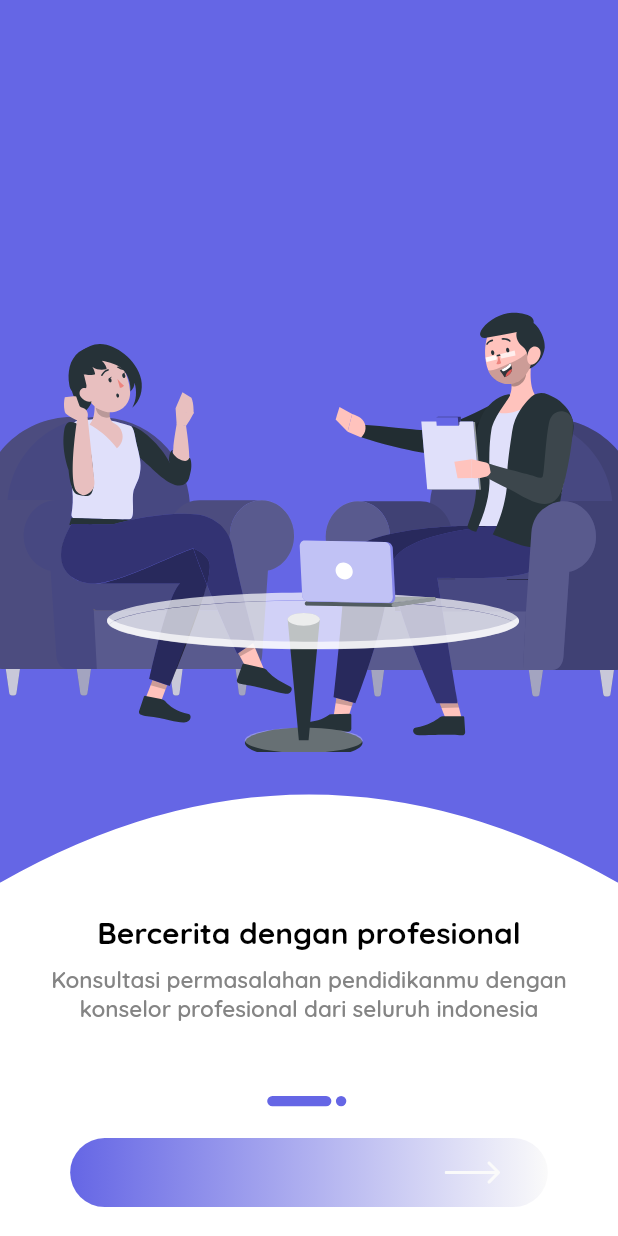
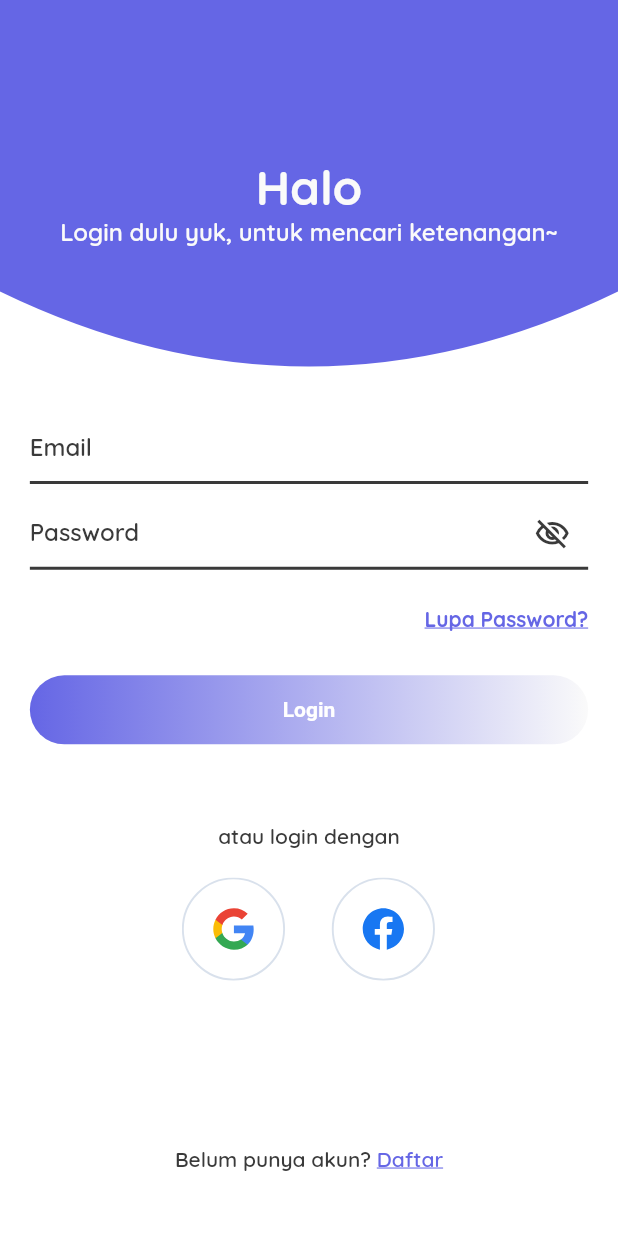
Before and after one commit to dewabagas/edukonsel, a Flutter app: the screen it shows after launch, after a tap on an icon or button, on a phone screen of 412 x 824 dp. Run offline on Flutter 3.47's test engine with Material 2 defaults, Android fonts, the phone set to English and light mode, and no system bars; drawn by our look-alikes of carousel_slider; our stand-ins replace auto_route, firebase_core, firebase_crashlytics, flutter_native_splash, flutter_screenutil, flutter_spinkit and 2 more; accounts and stored records are empty.

Commit message:
implements login page

```diff
--- a/lib/presentation/core/app.dart
+++ b/lib/presentation/core/app.dart
@@ -6,10 +6,15 @@ import 'package:edukonsel/presentation/core/styles/app_theme.dart';
 import 'package:edukonsel/presentation/core/utils/lifecycle_container.dart';
 import 'package:edukonsel/presentation/routes/router.gr.dart';
 
-class App extends StatelessWidget {
-  App({super.key});
+class App extends StatefulWidget {
+  const App({super.key});
+
+  @override
+  State<App> createState() => _AppState();
+}
+
+class _AppState extends State<App> {
   final _appRouter = AppRouter();
-
   @override
   Widget build(BuildContext context) {
     return LifecycleContainer(
--- a/lib/presentation/core/constants/assets.dart
+++ b/lib/presentation/core/constants/assets.dart
@@ -26,6 +26,7 @@ class AppIcons {
   static const String icSetting = 'assets/icons/ic_setting.svg';
   static const String icStar = 'assets/icons/ic_star.svg';
   static const String icTipsGrey = 'assets/icons/ic_tips_grey.svg';
+  static const String icCrossRed = 'assets/icons/ic_tips_grey.svg';
 
 }
 
--- a/lib/presentation/core/pages/page_onboarding.dart
+++ b/lib/presentation/core/pages/page_onboarding.dart
@@ -1,14 +1,14 @@
 import 'dart:developer';
 
+import 'package:auto_route/auto_route.dart';
 import 'package:carousel_slider/carousel_slider.dart';
 import 'package:edukonsel/domain/onboarding/model/introduction.dart';
 import 'package:edukonsel/presentation/core/constants/assets.dart';
 import 'package:edukonsel/presentation/core/constants/styles.dart';
 import 'package:edukonsel/presentation/core/styles/app_colors.dart';
+import 'package:edukonsel/presentation/routes/router.gr.dart';
 import 'package:edukonsel/presentation/shared/widgets/buttons/button_gradient.dart';
 import 'package:edukonsel/presentation/shared/widgets/pages/page_arc_bottom.dart';
-import 'package:edukonsel/presentation/shared/widgets/shapes/curved_bottom_clipper.dart';
-import 'package:edukonsel/presentation/shared/widgets/shapes/half_circle_shape.dart';
 import 'package:flutter/material.dart';
 import 'package:flutter_native_splash/flutter_native_splash.dart';
 import 'package:flutter_screenutil/flutter_screenutil.dart';
@@ -115,6 +115,7 @@ class _PageOnboardingState extends State<PageOnboarding> {
                       width: double.infinity,
                       onPressed: () {
                         log('message');
+                        AutoRouter.of(context).push(const RouteLogin());
                       }),
                   SizedBox(height: 5.h),
                 ],
--- a/lib/presentation/core/pages/page_splash.dart
+++ b/lib/presentation/core/pages/page_splash.dart
@@ -1,12 +1,8 @@
 import 'dart:developer';
 
 import 'package:auto_route/auto_route.dart';
-import 'package:edukonsel/presentation/core/constants/styles.dart';
-import 'package:edukonsel/presentation/core/pages/page_onboarding.dart';
-import 'package:edukonsel/presentation/core/styles/app_colors.dart';
 import 'package:edukonsel/presentation/routes/router.gr.dart';
 import 'package:flutter/material.dart';
-import 'package:flutter_screenutil/flutter_screenutil.dart';
 
 class PageSplash extends StatefulWidget {
   const PageSplash({super.key});
@@ -16,12 +12,16 @@ class PageSplash extends StatefulWidget {
 }
 
 class _PageSplashState extends State<PageSplash> {
+
   @override
-  Widget build(BuildContext context) {
-    log('splash screen');
+  void initState() {
     Future.delayed(const Duration(seconds: 1), () {
       AutoRouter.of(context).push(const RouteOnboarding());
     });
+    super.initState();
+  }
+  @override
+  Widget build(BuildContext context) {
     return const SizedBox();
   }
 }
--- a/lib/presentation/core/styles/app_colors.dart
+++ b/lib/presentation/core/styles/app_colors.dart
@@ -5,8 +5,11 @@ class AppColors {
   static const Color primary = Color(0xFF6566E5);
   static const Color secondary = Color(0xFF0499BD);
   static const Color white = Color(0xFFFFFFFF);
+  static const Color brokenWhite = Color(0xFFFAFAFA);
   static const Color black = Color(0xFF000000);
   static const Color green = Color(0xFF23FF53);
   static const Color lightGrey = Color(0xFFDFDFDF);
   static const Color grey = Color(0xFF848484);
+  static const Color darkGrey = Color(0xFF3A3A3A);
+  static const Color red = Color(0xFFD32710);
 }
--- /dev/null
+++ b/lib/presentation/login/page_login.dart
@@ -0,0 +1,117 @@
+import 'package:edukonsel/presentation/core/constants/assets.dart';
+import 'package:edukonsel/presentation/core/constants/styles.dart';
+import 'package:edukonsel/presentation/core/styles/app_colors.dart';
+import 'package:edukonsel/presentation/shared/widgets/buttons/button_gradient.dart';
+import 'package:edukonsel/presentation/shared/widgets/inputs/input_primary.dart';
+import 'package:edukonsel/presentation/shared/widgets/pages/page_arc_top.dart';
+import 'package:flutter/material.dart';
+import 'package:flutter_screenutil/flutter_screenutil.dart';
+import 'package:flutter_svg/svg.dart';
+import 'package:font_awesome_flutter/font_awesome_flutter.dart';
+
+class PageLogin extends StatefulWidget {
+  const PageLogin({super.key});
+
+  @override
+  State<PageLogin> createState() => _PageLoginState();
+}
+
+class _PageLoginState extends State<PageLogin> {
+  bool obscureText = true;
+  @override
+  Widget build(BuildContext context) {
+    return PageArcTop(
+      resizeToAvoidBottomInset: false,
+        child: Container(
+      padding: EdgeInsets.symmetric(horizontal: 20.w),
+      child: Column(
+        mainAxisAlignment: MainAxisAlignment.spaceBetween,
+        children: [
+          Column(
+            mainAxisAlignment: MainAxisAlignment.center,
+            children: [
+              SizedBox(height: 114.h),
+              Text('Halo',
+                  style: TextStyles.headlineLarge
+                      .copyWith(color: AppColors.brokenWhite)),
+              Text(
+                'Login dulu yuk, untuk mencari ketenangan~',
+                style: TextStyles.titleMedium
+                    .copyWith(color: AppColors.brokenWhite),
+              ),
+            ],
+          ),
+          Form(
+            child: Column(
+              children: [
+                InputPrimary(label: 'Email'),
+                SizedBox(height: 10.h),
+                InputPrimary(
+                    label: 'Password',
+                    obscureText: obscureText,
+                    suffixIcon: IconButton(
+                      icon: Icon(
+                        obscureText
+                            ? Icons.visibility_off_outlined
+                            : Icons.visibility_outlined,
+                        color: AppColors.darkGrey,
+                      ),
+                      onPressed: () {
+                        setState(() {
+                          obscureText = !obscureText;
+                        });
+                      },
+                    )),
+                SizedBox(height: 26.h),
+                InkWell(
+                  child: Align(
+                      alignment: Alignment.centerRight,
+                      child: Text(
+                        'Lupa Password?',
+                        style: TextStyles.headlineSmall.copyWith(
+                            fontSize: 14.sp,
+                            decoration: TextDecoration.underline),
+                      )),
+                ),
+                SizedBox(height: 32.h),
+                ButtonGradient(
+                    title: 'Login', height: 50.h, onPressed: () {}),
+                SizedBox(height: 57.h),
+                Text('atau login dengan',
+                    style: TextStyles.labelLarge
+                        .copyWith(color: AppColors.darkGrey)),
+                SizedBox(height: 21.h),
+                Row(
+                  mainAxisAlignment: MainAxisAlignment.center,
+                  children: [
+                    InkWell(
+                      child: SvgPicture.asset(AppIcons.icGoogleRound),
+                    ),
+                    SizedBox(width: 30.64.w),
+                    InkWell(
+                      child: SvgPicture.asset(AppIcons.icFacebookRound),
+                    )
+                  ],
+                )
+              ],
+            ),
+          ),
+          Padding(
+            padding: EdgeInsets.only(bottom: 47.h,),
+            child: Row(
+              mainAxisAlignment: MainAxisAlignment.center,
+              children: [
+                Text('Belum punya akun? ',
+                    style: TextStyles.labelLarge
+                        .copyWith(color: AppColors.darkGrey)),
+                Text('Daftar',
+                    style: TextStyles.labelLarge
+                        .copyWith(decoration: TextDecoration.underline)),
+              ],
+            ),
+          )
+        ],
+      ),
+    ));
+  }
+}
--- a/lib/presentation/routes/router.dart
+++ b/lib/presentation/routes/router.dart
@@ -1,10 +1,12 @@
 import 'package:auto_route/annotations.dart';
 import 'package:edukonsel/presentation/core/pages/page_onboarding.dart';
 import 'package:edukonsel/presentation/core/pages/page_splash.dart';
+import 'package:edukonsel/presentation/login/page_login.dart';
 
 @MaterialAutoRouter(replaceInRouteName: "Page,Route", routes: <AutoRoute>[
   //CORE
   AutoRoute(page: PageSplash, initial: true),
-  AutoRoute(page: PageOnboarding)
+  AutoRoute(page: PageOnboarding),
+  AutoRoute(page: PageLogin),
 ])
 class $AppRouter {}
--- a/lib/presentation/shared/widgets/buttons/button_gradient.dart
+++ b/lib/presentation/shared/widgets/buttons/button_gradient.dart
@@ -69,7 +69,9 @@ class ButtonGradient extends StatelessWidget {
                 ),
               )
             : Row(
-                mainAxisAlignment: MainAxisAlignment.spaceBetween,
+                mainAxisAlignment: prefixIcon == null && suffixIcon == null
+                    ? MainAxisAlignment.center
+                    : MainAxisAlignment.spaceBetween,
                 children: [
                   if (prefixIcon != null) prefixIcon!,
                   Padding(
--- /dev/null
+++ b/lib/presentation/shared/widgets/inputs/input_primary.dart
@@ -0,0 +1,143 @@
+import 'package:edukonsel/presentation/core/constants/assets.dart';
+import 'package:edukonsel/presentation/core/constants/styles.dart';
+import 'package:edukonsel/presentation/core/styles/app_colors.dart';
+import 'package:flutter/material.dart';
+import 'package:flutter/services.dart';
+import 'package:flutter_screenutil/flutter_screenutil.dart';
+import 'package:flutter_svg/svg.dart';
+
+class InputPrimary extends StatefulWidget {
+  final String label;
+  final String? initialValue;
+  final String? hintText;
+  final Widget? prefixIcon;
+  final Widget? suffixIcon;
+  final TextInputType? keyboardType;
+  final List<TextInputFormatter>? inputFormatters;
+  final String? Function(String?)? validator;
+  final Function(String?)? onSaved;
+  final Function(String?)? onChanged;
+  final Function(bool)? onFocusChange;
+  final Function()? onClear;
+  final bool? isDense;
+  final bool isValidated;
+  final bool isFocused;
+  final bool isEnabled;
+  final bool obscureText;
+  final EdgeInsetsGeometry? contentPadding;
+  final TextEditingController? controller;
+  final FocusNode? focusNode;
+  final TextStyle? textStyles;
+  final int? maxLength;
+  const InputPrimary(
+      {Key? key,
+      this.validator,
+      this.label = '',
+      this.initialValue,
+      this.hintText,
+      this.prefixIcon,
+      this.suffixIcon,
+      this.keyboardType,
+      this.inputFormatters,
+      this.isDense,
+      this.contentPadding,
+      this.onSaved,
+      this.onChanged,
+      this.focusNode,
+      this.onFocusChange,
+      this.isFocused = false,
+      this.isValidated = false,
+      this.isEnabled = true,
+      this.obscureText = false,
+      this.onClear,
+      this.textStyles,
+      this.controller,
+      this.maxLength})
+      : super(key: key);
+
+  @override
+  State<InputPrimary> createState() => _InputPrimaryState();
+}
+
+class _InputPrimaryState extends State<InputPrimary> {
+  @override
+  Widget build(BuildContext context) {
+    return Focus(
+      onFocusChange: widget.onFocusChange,
+      child: TextFormField(
+        maxLength: widget.maxLength,
+        controller: widget.controller,
+        initialValue: widget.initialValue,
+        textAlign: TextAlign.left,
+        enabled: widget.isEnabled,
+        focusNode: widget.focusNode,
+        obscureText: widget.obscureText,
+        decoration: InputDecoration(
+            hintText: widget.hintText,
+            labelText: widget.label,
+            counter: const SizedBox.shrink(),
+            labelStyle:
+                TextStyles.titleMedium.copyWith(color: AppColors.darkGrey),
+            enabledBorder: UnderlineInputBorder(
+              borderSide: BorderSide(color: AppColors.darkGrey, width: 2.0),
+            ),
+            focusedBorder: UnderlineInputBorder(
+              borderSide: BorderSide(color: AppColors.darkGrey, width: 2.0),
+            ),
+            errorBorder: UnderlineInputBorder(
+              borderSide: BorderSide(color: AppColors.lightGrey, width: 2.0),
+            ),
+            focusedErrorBorder: UnderlineInputBorder(
+              borderSide: BorderSide(color: AppColors.red, width: 2.0),
+            ),
+            disabledBorder: UnderlineInputBorder(
+              borderSide: BorderSide(color: AppColors.darkGrey, width: 2.0),
+            ),
+            contentPadding: widget.contentPadding ?? EdgeInsets.zero,
+            isDense: widget.isDense,
+            prefixIcon: widget.prefixIcon,
+            suffixIcon: widget.suffixIcon ?? suffixIcons()),
+        style: widget.textStyles ??
+            TextStyles.titleMedium.copyWith(
+                color: widget.isEnabled
+                    ? AppColors.darkGrey
+                    : AppColors.lightGrey),
+        keyboardType: widget.keyboardType,
+        inputFormatters: widget.inputFormatters,
+        validator: widget.validator,
+        onSaved: widget.onSaved,
+        onChanged: widget.onChanged,
+      ),
+    );
+  }
+
+  Widget suffixIcons() {
+    if (widget.isFocused) {
+      return Visibility(
+        visible: widget.controller?.text.isNotEmpty == true,
+        child: Container(
+            margin: EdgeInsets.symmetric(
+              horizontal: screenWidth * 0.038889,
+            ),
+            child: InkWell(
+              onTap: widget.onClear,
+              child: SvgPicture.asset(
+                AppIcons.icCase,
+                width: screenWidth * 0.044444,
+              ),
+            )),
+      );
+    } else if (widget.isValidated) {
+      return Container(
+          margin: EdgeInsets.symmetric(
+            horizontal: screenWidth * 0.038889,
+          ),
+          child: SvgPicture.asset(
+            AppIcons.icCheck,
+            width: screenWidth * 0.044444,
+          ));
+    } else {
+      return const SizedBox.shrink();
+    }
+  }
+}
--- /dev/null
+++ b/lib/presentation/shared/widgets/pages/page_arc_top.dart
@@ -0,0 +1,33 @@
+import 'package:edukonsel/presentation/core/constants/styles.dart';
+import 'package:edukonsel/presentation/core/styles/app_colors.dart';
+import 'package:edukonsel/presentation/shared/widgets/shapes/curved_bottom_clipper.dart';
+import 'package:edukonsel/presentation/shared/widgets/shapes/curved_top_clipper.dart';
+import 'package:flutter/material.dart';
+
+class PageArcTop extends StatelessWidget {
+  final Widget child;
+  final bool? resizeToAvoidBottomInset;
+  final List<Widget>? persistentFooterButtons;
+  PageArcTop(
+      {super.key, required this.child, this.resizeToAvoidBottomInset, this.persistentFooterButtons});
+
+  @override
+  Widget build(BuildContext context) {
+    return Scaffold(
+      resizeToAvoidBottomInset: resizeToAvoidBottomInset,
+      body: Stack(
+        children: [
+          ClipPath(
+            clipper: CurvedTopClipper(),
+            child: Container(
+              height: screenHeight / 2.8,
+              color: AppColors.primary,
+            ),
+          ),
+          child
+        ],
+      ),
+      persistentFooterButtons: this.persistentFooterButtons,
+    );
+  }
+}
--- /dev/null
+++ b/lib/presentation/shared/widgets/shapes/curved_top_clipper.dart
@@ -0,0 +1,21 @@
+import 'dart:math';
+
+import 'package:flutter/material.dart';
+
+class CurvedTopClipper extends CustomClipper<Path> {
+  @override
+  Path getClip(Size size) {
+    var path = Path();
+    path.lineTo(0.0, size.height - 100);
+    path.quadraticBezierTo(
+        size.width / 2, size.height, size.width, size.height - 100);
+    path.lineTo(size.width, 0.0);
+    path.close();
+    return path;
+  }
+
+  @override
+  bool shouldReclip(CustomClipper<Path> oldClipper) {
+    return false;
+  }
+}
--- a/pubspec.yaml
+++ b/pubspec.yaml
@@ -11,7 +11,6 @@ dependencies:
     sdk: flutter
 
   auto_route: ^5.0.3
-  build_runner: ^2.3.2
   cached_network_image: ^3.2.3
   cloud_firestore: ^4.1.0
   cloud_functions: ^4.0.5
@@ -54,6 +53,7 @@ dependencies:
   validators: ^3.0.0
   carousel_slider: ^4.2.1
   flutter_spinkit: ^5.1.0
+  font_awesome_flutter: ^10.4.0
 
 dev_dependencies:
   flutter_test:
@@ -70,9 +70,9 @@ dev_dependencies:
     sdk: flutter
   json_serializable: ^6.5.4
   lint: ^2.0.1
+  build_runner:
 
 flutter:
-  generate: true
   uses-material-design: true
   fonts:
     - family: Quicksand
```
Also changed, not shown: lib/gen/assets.gen.dart (added, +235 -0 lines), lib/gen/fonts.gen.dart (added, +15 -0 lines), lib/presentation/shared/widgets/shapes/curved_bottom_clipper copy.dart (deleted, +0 -26 lines), lib/presentation/shared/widgets/shapes/half_circle_shape.dart (deleted, +0 -36 lines), assets/icons/ic_cross_red.svg (added), lib/presentation/routes/router.gr.dart, pubspec.lock.
